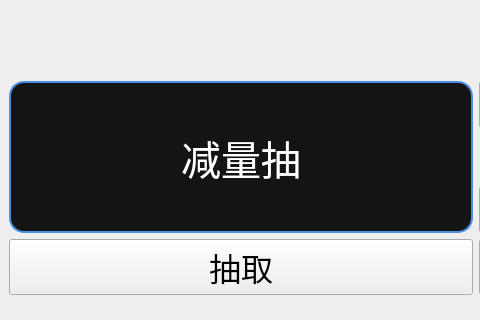
Old version of the form ui/WidgetLift.ui in the repository HQZ-OhNone/randname; both pictures show x 82 to 562 and y 83 to 403 of the 732 by 542 pixel window.
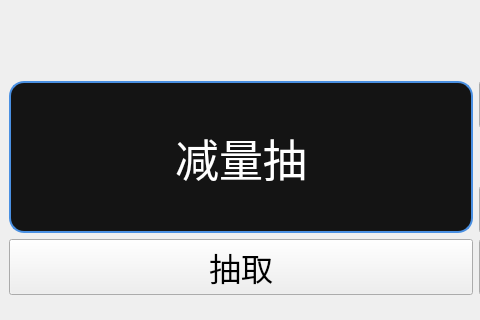
New version of the form.

The edit to the form file:
```diff
--- a/ui/WidgetLift.ui
+++ b/ui/WidgetLift.ui
@@ -187,7 +187,7 @@
      <property name="font">
       <font>
        <family>文泉驛微米黑</family>
-       <pointsize>30</pointsize>
+       <pointsize>33</pointsize>
       </font>
      </property>
      <property name="styleSheet">
```
